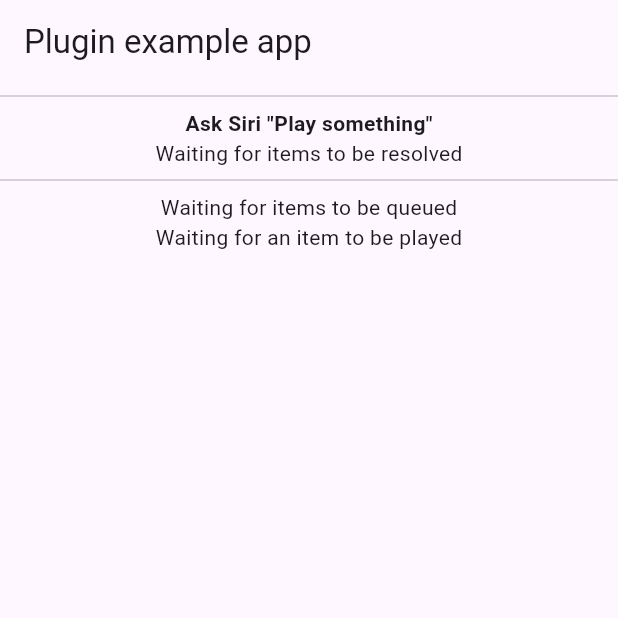
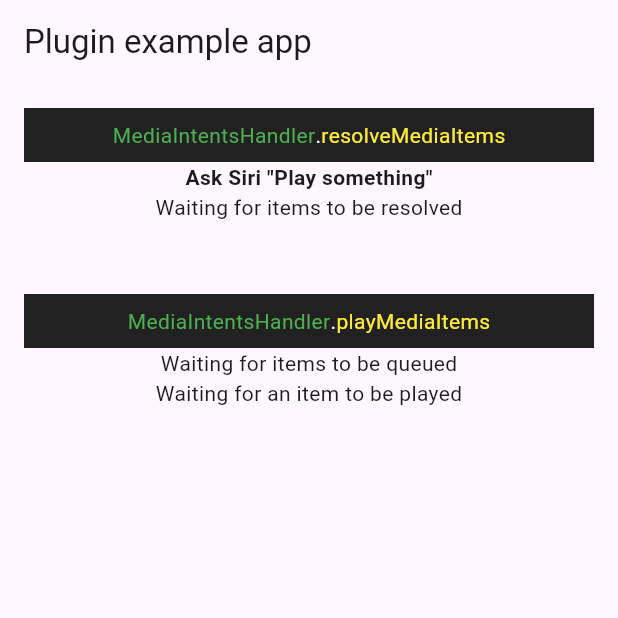
Before and after one commit to nickshoe/sirikit_media_intents, a Flutter app: the screen it shows after launch, on a phone screen of 412 x 824 dp, the top half of it. Run offline on Flutter 3.47's test engine with Material 3 defaults, Android fonts, the phone set to English and light mode, and no system bars; our stand-ins replace plugin_platform_interface.

Commit message:
example app

```diff
--- a/example/lib/main.dart
+++ b/example/lib/main.dart
@@ -33,7 +33,38 @@ class MyApp extends StatelessWidget {
         body: Center(
           child: Column(
             children: [
-              Divider(),
+              Container(
+                padding: EdgeInsets.all(16),
+                child: Column(
+                  children: [
+                    Container(
+                      padding:
+                          EdgeInsets.symmetric(vertical: 8.0, horizontal: 16.0),
+                      color: Colors.black87,
+                      child: Row(
+                        mainAxisAlignment: MainAxisAlignment.center,
+                        children: [
+                          Text(
+                            'MediaIntentsHandler',
+                            style: TextStyle(
+                              color: Colors.green,
+                            ),
+                          ),
+                          Text(
+                            '.',
+                            style: TextStyle(
+                              color: Colors.white,
+                            ),
+                          ),
+                          Text(
+                            'resolveMediaItems',
+                            style: TextStyle(
+                              color: Colors.yellow,
+                            ),
+                          ),
+                        ],
+                      ),
+                    ),
                     StreamBuilder(
                       stream: mediaIntentsHandler.mediaSearch$,
                       builder: (context, snapshot) {
@@ -45,8 +76,17 @@ class MyApp extends StatelessWidget {
                         }
 
                         final mediaSearch = snapshot.data!;
-                  return Text(
-                    'Search by media name "${mediaSearch.mediaName}"',
+                        return Row(
+                          mainAxisAlignment: MainAxisAlignment.center,
+                          children: [
+                            Text(
+                              'Search by media name ',
+                            ),
+                            Text(
+                              '"${mediaSearch.mediaName}"',
+                              style: TextStyle(fontWeight: FontWeight.bold),
+                            )
+                          ],
                         );
                       },
                     ),
@@ -60,7 +100,8 @@ class MyApp extends StatelessWidget {
                         var resolvedMediaItemsWidgets = snapshot.data!
                             .map(
                               (mediaItem) => Text(
-                          '${mediaItem.identifier} - ${mediaItem.title} by ${mediaItem.artist}',
+                                '${mediaItem.identifier} - ${mediaItem.title}',
+                                style: TextStyle(fontWeight: FontWeight.bold),
                               ),
                             )
                             .toList();
@@ -73,7 +114,42 @@ class MyApp extends StatelessWidget {
                         );
                       },
                     ),
-              Divider(),
+                  ],
+                ),
+              ),
+              SizedBox(height: 16),
+              Container(
+                padding: EdgeInsets.all(16),
+                child: Column(
+                  children: [
+                    Container(
+                      padding:
+                          EdgeInsets.symmetric(vertical: 8.0, horizontal: 16.0),
+                      color: Colors.black87,
+                      child: Row(
+                        mainAxisAlignment: MainAxisAlignment.center,
+                        children: [
+                          Text(
+                            'MediaIntentsHandler',
+                            style: TextStyle(
+                              color: Colors.green,
+                            ),
+                          ),
+                          Text(
+                            '.',
+                            style: TextStyle(
+                              color: Colors.white,
+                            ),
+                          ),
+                          Text(
+                            'playMediaItems',
+                            style: TextStyle(
+                              color: Colors.yellow,
+                            ),
+                          ),
+                        ],
+                      ),
+                    ),
                     StreamBuilder(
                       stream: mediaIntentsHandler.queuedMediaItems$,
                       builder: (context, snapshot) {
@@ -82,8 +158,17 @@ class MyApp extends StatelessWidget {
                         }
 
                         final mediaItems = snapshot.data!;
-                  return Text(
-                    'Queued ${mediaItems.length} items',
+                        return Row(
+                          mainAxisAlignment: MainAxisAlignment.center,
+                          children: [
+                            Text(
+                              'Total items queued: ',
+                            ),
+                            Text(
+                              '${mediaItems.length}',
+                              style: TextStyle(fontWeight: FontWeight.bold),
+                            )
+                          ],
                         );
                       },
                     ),
@@ -95,10 +180,22 @@ class MyApp extends StatelessWidget {
                         }
 
                         final mediaItem = snapshot.data!;
-                  return Text(
-                    'Playing ${mediaItem.identifier} - ${mediaItem.title} by ${mediaItem.artist}',
+                        return Row(
+                          mainAxisAlignment: MainAxisAlignment.center,
+                          children: [
+                            Text(
+                              'Playing ',
+                            ),
+                            Text(
+                              '${mediaItem.identifier} - ${mediaItem.title}',
+                              style: TextStyle(fontWeight: FontWeight.bold),
+                            )
+                          ],
                         );
                       },
+                    ),
+                  ],
+                ),
               ),
             ],
           ),
@@ -154,7 +251,7 @@ class ExampleMediaIntentsHandler extends MediaIntentsHandler {
     // TODO: call App media services for queueing media items
     _queuedMediaItemsSubject.add(mediaItems);
 
-    log('Playing ${mediaItems.first.title} by ${mediaItems.first.artist}');
+    log('Playing ${mediaItems.first.identifier} - ${mediaItems.first.title}');
     // TODO: call App media services for playing a media item
     _currentlyPlayingMediaItemSubject.add(mediaItems.first);
   }
```
Also changed, not shown: 4 other files. Lines whose indentation alone changed are shown as unchanged.
